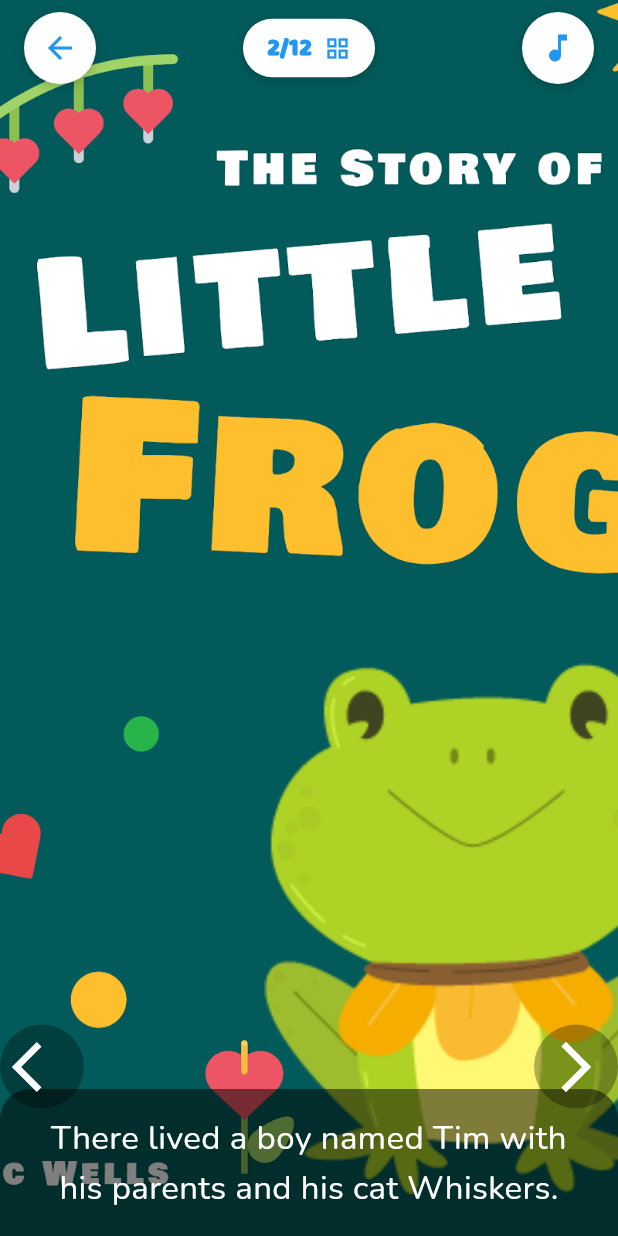
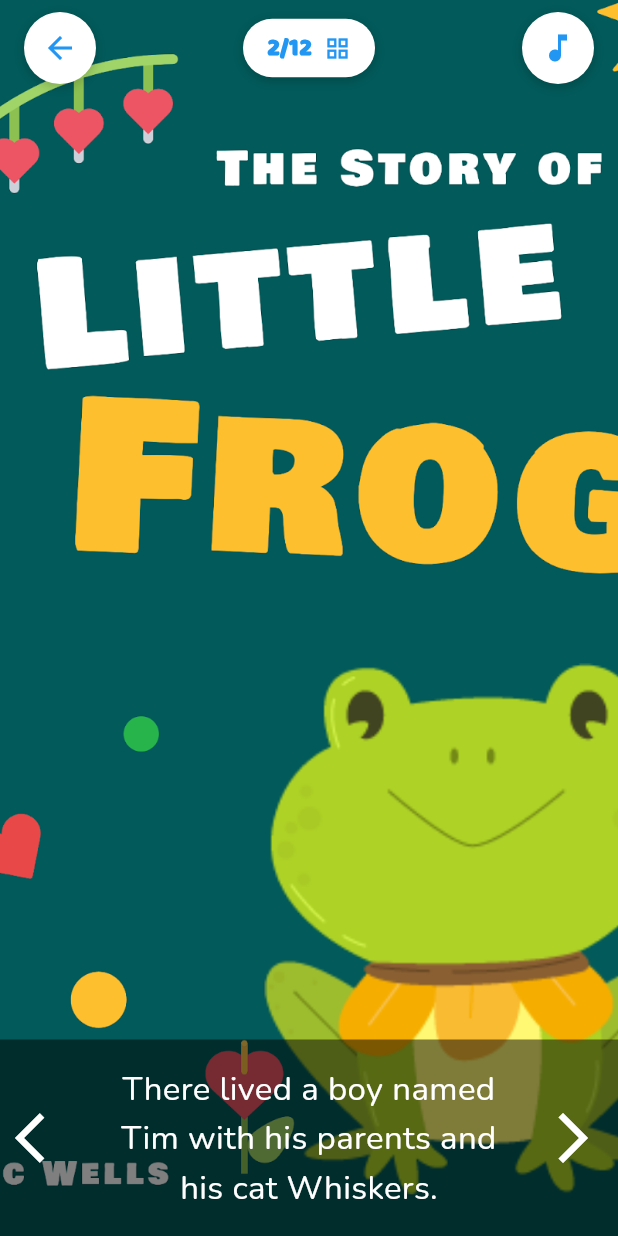
Before and after one commit to uziwuzzy/storybook, a Flutter app: the BookReaderScreen screen opened by its route, after a tap on the "arrow forward ios" icon, on a phone screen of 412 x 824 dp. Run offline on Flutter 3.47's test engine with Material 3 defaults, Android fonts, the phone set to English and light mode, and no system bars; our stand-ins replace audioplayers, flutter_secure_storage, flutter_svg, get; accounts and stored records are empty.

Commit message:
feat: add book ending overlay

```diff
--- a/lib/controllers/book_reader_controller.dart
+++ b/lib/controllers/book_reader_controller.dart
@@ -2,11 +2,13 @@ import 'package:get/get.dart';
 import 'package:flutter/material.dart';
 import 'package:audioplayers/audioplayers.dart';
 import 'package:storybook/models/book_reader.dart';
+import 'package:storybook/widgets/book_ending/book_ending_overlay.dart';
 
 class BookReaderController extends GetxController {
   // Page control
   final RxInt currentPage = 0.obs;
   final PageController pageController = PageController();
+  final RxBool showEndingOverlay = false.obs;
 
   // Audio control
   final AudioPlayer audioPlayer = AudioPlayer(); // For voice narration
@@ -23,6 +25,11 @@ class BookReaderController extends GetxController {
 
   // UI control
   final RxBool showThumbnails = false.obs;
+
+  // Book metadata for credits
+  final String authorName = 'ALTAI ZEINALOV';
+  final String illustratorName = 'ANNA GORLACH';
+  final String composerName = 'ARTEM AKMULIN';
 
   // Sample pages for the book
   final List<BookPage> pages = [
@@ -149,33 +156,70 @@ class BookReaderController extends GetxController {
   }
 
   void nextPage() {
+    print('nextPage called. Current page: ${currentPage.value}, Total pages: ${pages.length}');
+
     if (currentPage.value < pages.length - 1) {
-      // First update the page value to ensure it moves only one page
+      // Move to next page
       int nextPageIndex = currentPage.value + 1;
       currentPage.value = nextPageIndex;
 
-      // Then animate to that specific page
+      // Animate to that page
       pageController.animateToPage(
         nextPageIndex,
+        duration: const Duration(milliseconds: 500),
+        curve: Curves.easeInOut,
+      );
+    } else {
+      // We're at the last page, show ending
+      print('Showing ending overlay');
+      _showEndingOverlay();
+    }
+  }
+
+  void previousPage() {
+    if (currentPage.value > 0) {
+      int prevPageIndex = currentPage.value - 1;
+      currentPage.value = prevPageIndex;
+
+      pageController.animateToPage(
+        prevPageIndex,
         duration: const Duration(milliseconds: 500),
         curve: Curves.easeInOut,
       );
     }
   }
 
-  void previousPage() {
-    if (currentPage.value > 0) {
-      // First update the page value to ensure it moves only one page
-      int prevPageIndex = currentPage.value - 1;
-      currentPage.value = prevPageIndex;
+  void _showEndingOverlay() {
+    // Dim background music
+    double originalVolume = musicVolume.value;
+    musicVolume.value = originalVolume * 0.5;
 
-      // Then animate to that specific page
-      pageController.animateToPage(
-        prevPageIndex,
-        duration: const Duration(milliseconds: 500),
-        curve: Curves.easeInOut,
-      );
-    }
+    // Show the ending overlay
+    Get.dialog(
+      Material(
+        type: MaterialType.transparency,
+        child: BookEndingOverlay(
+          authorName: authorName,
+          illustratorName: illustratorName,
+          composerName: composerName,
+          onRestartBook: restartBook,
+        ),
+      ),
+      barrierDismissible: false,
+    ).then((_) {
+      // Restore music volume when dialog is closed
+      musicVolume.value = originalVolume;
+    });
+  }
+
+  void restartBook() {
+    // Reset to the first page
+    currentPage.value = 0;
+    pageController.animateToPage(
+      0,
+      duration: const Duration(milliseconds: 500),
+      curve: Curves.easeInOut,
+    );
   }
 
   void togglePlayPause() {
--- a/lib/widgets/book_reader/book_page_widget.dart
+++ b/lib/widgets/book_reader/book_page_widget.dart
@@ -2,7 +2,6 @@ import 'package:flutter/material.dart';
 import 'package:get/get.dart';
 import 'package:storybook/models/book_reader.dart';
 import 'package:storybook/controllers/book_reader_controller.dart';
-import 'package:storybook/routes/app_routes.dart';
 import 'package:storybook/config/app_colors.dart';
 
 class BookPageWidget extends StatelessWidget {
@@ -40,19 +39,32 @@ class BookPageWidget extends StatelessWidget {
         else
           _buildImagePlaceholder(),
 
-        // Text overlay at the bottom
+        // Text and navigation row at the bottom
         Positioned(
           left: 0,
           right: 0,
           bottom: 0,
           child: Container(
-            padding: const EdgeInsets.symmetric(vertical: 16, horizontal: 24),
-            decoration: BoxDecoration(
             color: Colors.black.withOpacity(0.5),
-              borderRadius: const BorderRadius.vertical(
-                top: Radius.circular(20),
+            child: Row(
+              children: [
+                // Left navigation arrow
+                Container(
+                  width: 60,
+                  child: IconButton(
+                    iconSize: 40,
+                    icon: const Icon(
+                      Icons.arrow_back_ios,
+                      color: Colors.white,
+                    ),
+                    onPressed: currentPage > 1 ? controller.previousPage : null,
                   ),
                 ),
+
+                // Text content
+                Expanded(
+                  child: Padding(
+                    padding: const EdgeInsets.symmetric(vertical: 16, horizontal: 10),
                     child: Text(
                       page.content,
                       style: const TextStyle(
@@ -66,7 +78,22 @@ class BookPageWidget extends StatelessWidget {
                   ),
                 ),
 
-        // Removed page indicators as they're now in the BookHeader
+                // Right navigation arrow
+                Container(
+                  width: 60,
+                  child: IconButton(
+                    iconSize: 40,
+                    icon: const Icon(
+                      Icons.arrow_forward_ios,
+                      color: Colors.white,
+                    ),
+                    onPressed: controller.nextPage,
+                  ),
+                ),
+              ],
+            ),
+          ),
+        ),
 
         // Audio controls at the top (only for listening mode)
         if (isListening)
@@ -162,46 +189,6 @@ class BookPageWidget extends StatelessWidget {
               ),
             ),
           ),
-
-        // Home and Music buttons removed as they're now in the BookHeader
-
-        // Navigation arrows aligned with the text area
-        Positioned(
-          left: 0,
-          bottom: 85, // Aligned with the text area
-          child: Container(
-            decoration: BoxDecoration(
-              color: Colors.black.withOpacity(0.3),
-              shape: BoxShape.circle,
-            ),
-            child: IconButton(
-              iconSize: 40,
-              icon: const Icon(
-                Icons.arrow_back_ios,
-                color: Colors.white,
-              ),
-              onPressed: currentPage > 1 ? controller.previousPage : null,
-            ),
-          ),
-        ),
-        Positioned(
-          right: 0,
-          bottom: 85, // Aligned with the text area
-          child: Container(
-            decoration: BoxDecoration(
-              color: Colors.black.withOpacity(0.3),
-              shape: BoxShape.circle,
-            ),
-            child: IconButton(
-              iconSize: 40,
-              icon: const Icon(
-                Icons.arrow_forward_ios,
-                color: Colors.white,
-              ),
-              onPressed: currentPage < totalPages ? controller.nextPage : null,
-            ),
-          ),
-        ),
       ],
     );
   }
```
Also changed, not shown: lib/widgets/book_ending/book_ending_overlay.dart (added, +285 -0 lines), lib/widgets/book_ending/rating_stars_widget.dart (added, +43 -0 lines). Lines whose indentation alone changed are shown as unchanged.
